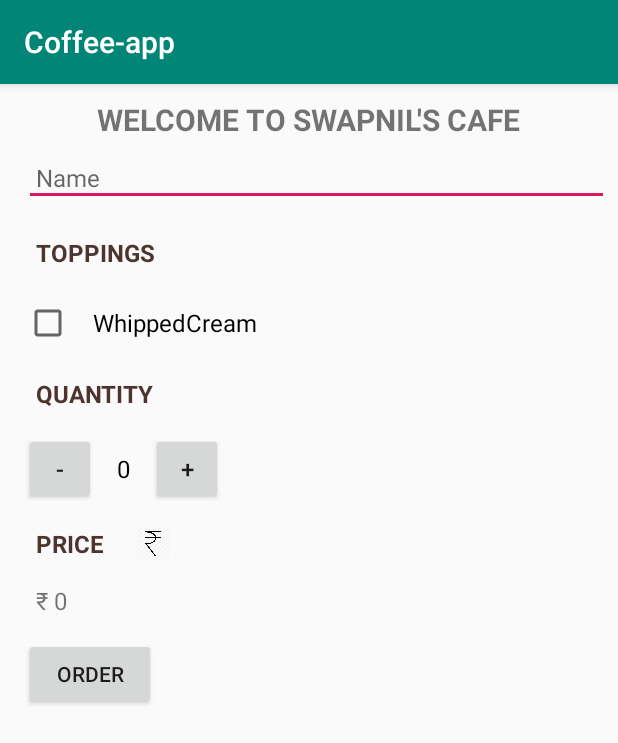
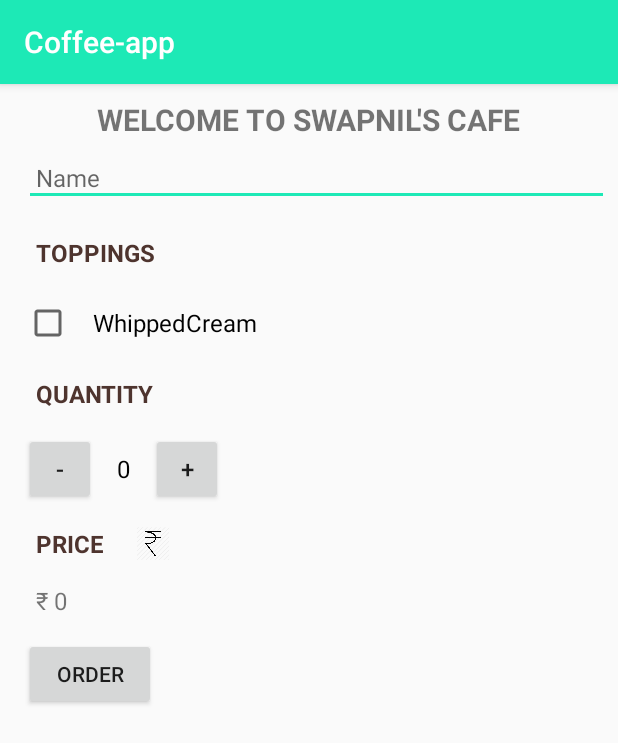
Before and after one commit to swapnil20711/Android-apps, an Android app: the screen it shows after launch (MainActivity), on a phone screen of 412 x 824 dp. Shown: the top 743 px of the screen. Run offline under Robolectric (Android 15) with nearby library versions, the phone set to English and light mode, and no system bars; Roboto replaces fonts that are not available here.

Commit message:
Theme changed

```diff
--- a/Coffeeapp/app/src/main/res/values/styles.xml
+++ b/Coffeeapp/app/src/main/res/values/styles.xml
@@ -3,9 +3,9 @@
     <!-- Base application theme. -->
     <style name="AppTheme" parent="Theme.AppCompat.Light.DarkActionBar">
         <!-- Customize your theme here. -->
-        <item name="colorPrimary">@color/colorPrimary</item>
-        <item name="colorPrimaryDark">@color/colorPrimaryDark</item>
-        <item name="colorAccent">@color/colorAccent</item>
+        <item name="colorPrimary">#1DE9B6</item>
+        <item name="colorPrimaryDark">#000000</item>
+        <item name="colorAccent">#1DE9B6</item>
     </style>
 
     <style name="Headings">
```
